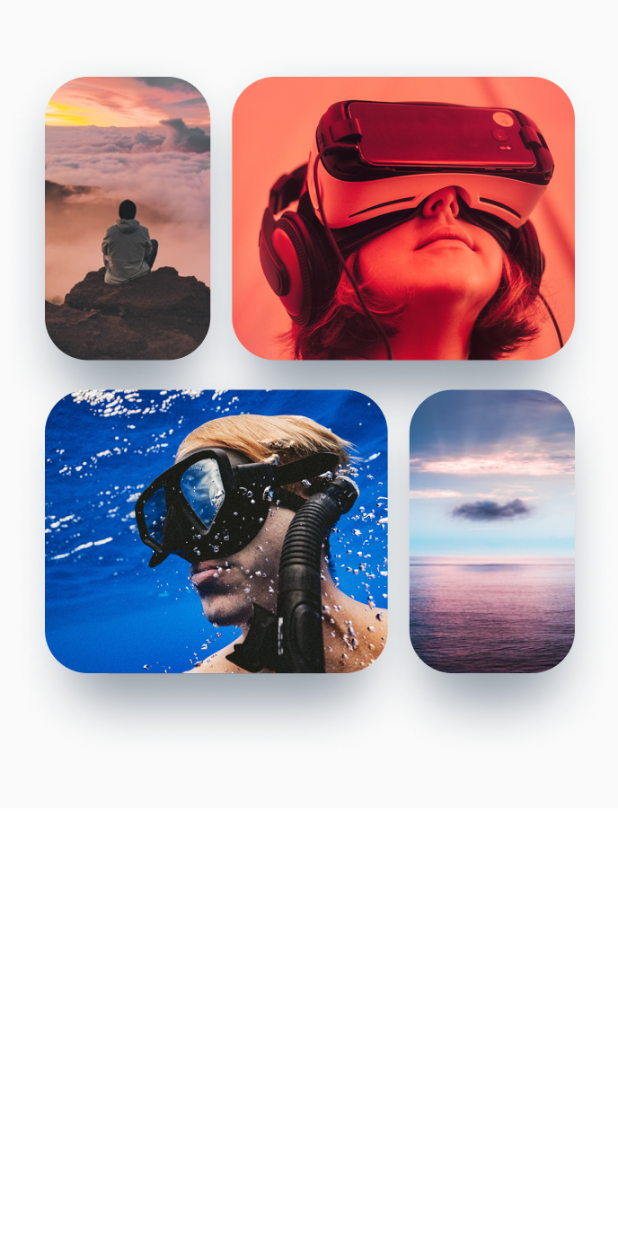
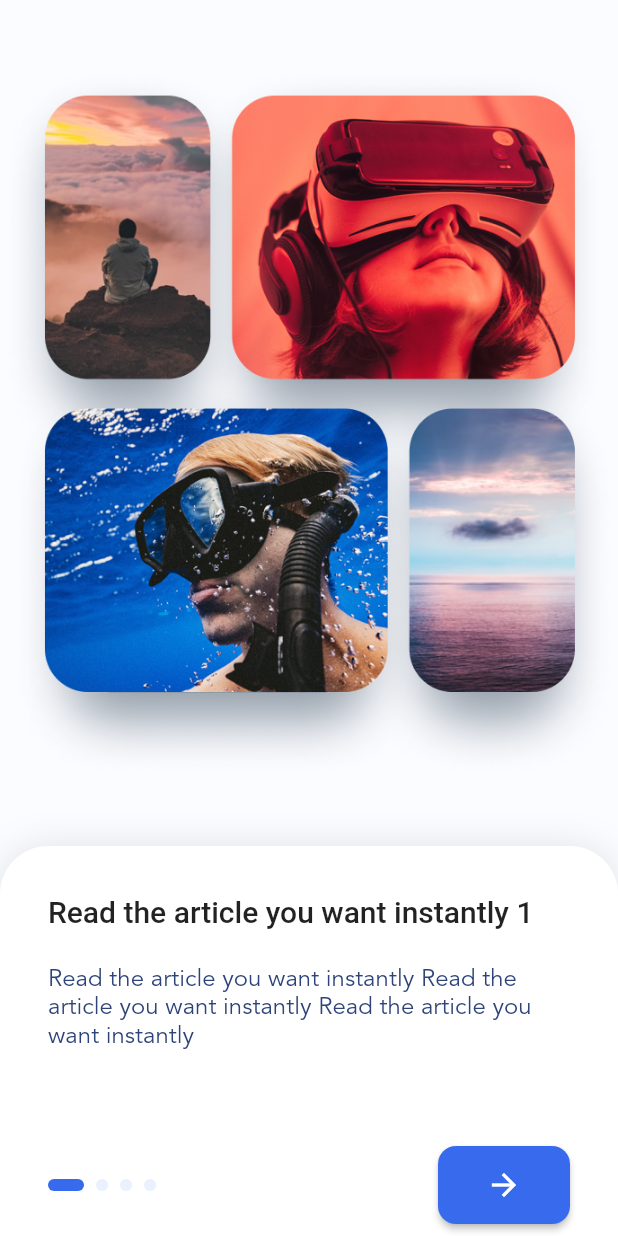
Before and after one commit to webneshin/flutter_learning_blogclub, a Flutter app: the screen it shows after launch, on a phone screen of 412 x 824 dp. Run offline on Flutter 3.47's test engine with Material 2 defaults, Android fonts, the phone set to English and light mode, and no system bars; drawn by our look-alikes of smooth_page_indicator; our stand-ins replace animate_do, carousel_slider, dotted_border, flutter_svg.

Commit message:
finish onboarding.dart

```diff
--- a/lib/data.dart
+++ b/lib/data.dart
@@ -142,4 +142,24 @@ class AppDatabase {
           imageFileName: 'small_post_3.jpg'),
     ];
   }
+
+  static List<OnBoardingItem> get onBoardingItems {
+    return [
+      OnBoardingItem("Read the article you want instantly 1",
+          "Read the article you want instantly Read the article you want instantly Read the article you want instantly"),
+      OnBoardingItem("Read the article you want instantly 2",
+          "Read the article you want instantly Read the article you want instantly Read the article you want instantly"),
+      OnBoardingItem("Read the article you want instantly 3",
+          "Read the article you want instantly Read the article you want instantly Read the article you want instantly"),
+      OnBoardingItem("Read the article you want instantly 4",
+          "Read the article you want instantly Read the article you want instantly Read the article you want instantly")
+    ];
+  }
 }
+
+class OnBoardingItem {
+  final String title;
+  final String description;
+
+  OnBoardingItem(this.title, this.description);
+}
--- a/lib/main.dart
+++ b/lib/main.dart
@@ -1,19 +1,15 @@
 import 'dart:ui';
 
-import 'package:blog_club/data.dart';
 import 'package:blog_club/splash.dart';
-import 'package:carousel_slider/carousel_slider.dart';
-import 'package:dotted_border/dotted_border.dart';
 import 'package:flutter/material.dart';
 import 'package:flutter/services.dart';
 
 void main() {
   SystemChrome.setSystemUIOverlayStyle(const SystemUiOverlayStyle(
-    statusBarColor: Colors.white,
-    statusBarIconBrightness: Brightness.dark,
-    systemNavigationBarColor: Colors.white,
-    systemNavigationBarIconBrightness: Brightness.dark
-  ));
+      statusBarColor: Colors.white,
+      statusBarIconBrightness: Brightness.dark,
+      systemNavigationBarColor: Colors.white,
+      systemNavigationBarIconBrightness: Brightness.dark));
   runApp(const MainApp());
 }
 
@@ -31,7 +27,15 @@ class MainApp extends StatelessWidget {
       title: 'Demo',
       debugShowCheckedModeBanner: false,
       theme: ThemeData(
-        primarySwatch: Colors.blue,
+        colorScheme: const ColorScheme.light(
+          primary: primaryColor,
+          onPrimary: Colors.white,
+          surface: Colors.white,
+          onSurface: primaryTextColor,
+          background: Color(0xffFBFCFF),
+          onBackground: primaryTextColor,
+
+        ),
         textButtonTheme: TextButtonThemeData(
             style: ButtonStyle(
                 textStyle: MaterialStateProperty.all(const TextStyle(
@@ -92,7 +96,8 @@ class _BottomNavigation extends StatelessWidget {
               height: 65,
               decoration: BoxDecoration(color: Colors.white, boxShadow: [
                 BoxShadow(
-                    blurRadius: 20, color: const Color(0xff9B8487).withOpacity(0.3))
+                    blurRadius: 20,
+                    color: const Color(0xff9B8487).withOpacity(0.3))
               ]),
               child: const Row(
                 mainAxisAlignment: MainAxisAlignment.spaceEvenly,
@@ -136,8 +141,7 @@ class _BottomNavigation extends StatelessWidget {
                     border: Border.all(
                         color: Colors.white,
                         width: 4,
-                        strokeAlign: BorderSide.strokeAlignOutside
-                    ),
+                        strokeAlign: BorderSide.strokeAlignOutside),
                     color: const Color(0xff376AED),
                     borderRadius: BorderRadius.circular(55 / 2)),
                 child: const Icon(
@@ -167,11 +171,15 @@ class _BottomNavigationItem extends StatelessWidget {
 
   @override
   Widget build(BuildContext context) {
-    final color = active?Colors.blue:Colors.grey;
+    final color = active ? Colors.blue : Colors.grey;
     return Column(
       mainAxisAlignment: MainAxisAlignment.center,
       children: [
-        Icon(icon,size: 28,color: color,),
+        Icon(
+          icon,
+          size: 28,
+          color: color,
+        ),
         const SizedBox(height: 4),
         Text(
           name,
--- a/lib/onboarding.dart
+++ b/lib/onboarding.dart
@@ -1,30 +1,138 @@
+import 'package:blog_club/data.dart';
+import 'package:blog_club/home.dart';
 import 'package:flutter/cupertino.dart';
 import 'package:flutter/material.dart';
+import 'package:smooth_page_indicator/smooth_page_indicator.dart';
 
 import 'gen/assets.gen.dart';
 
-class OnBoardingScreen extends StatelessWidget{
+class OnBoardingScreen extends StatefulWidget {
   const OnBoardingScreen({super.key});
 
   @override
+  State<OnBoardingScreen> createState() => _OnBoardingScreenState();
+}
+
+class _OnBoardingScreenState extends State<OnBoardingScreen> {
+  final PageController _pageController = PageController();
+  final items = AppDatabase.onBoardingItems;
+  int page = 0;
+
+  @override
+  void initState() {
+    _pageController.addListener(() {
+      if (_pageController.page!.round() != page) {
+        setState(() {
+          page = _pageController.page!.round();
+        });
+      }
+    });
+    super.initState();
+  }
+
+  @override
   Widget build(BuildContext context) {
+    final ThemeData theme = Theme.of(context);
     return Scaffold(
+      backgroundColor: theme.colorScheme.background,
       body: SafeArea(
         child: Column(
           children: [
-            Padding(
-              padding: const EdgeInsets.only(top: 32,bottom: 32),
-              child: Assets.img.background.onboarding.image(),
+            Expanded(
+              child: Padding(
+                padding: const EdgeInsets.only(top: 32, bottom: 32),
+                child: Assets.img.background.onboarding.image(),
+              ),
             ),
-            Expanded(child: Container(
-              decoration: BoxDecoration(
-                color: Colors.white,
-              ),
-            ))
+            Container(
+                height: 260,
+                decoration: BoxDecoration(
+                    color: theme.colorScheme.surface,
+                    boxShadow: [
+                      BoxShadow(
+                          blurRadius: 20, color: Colors.black.withOpacity(0.1))
+                    ],
+                    borderRadius: const BorderRadius.only(
+                        topLeft: Radius.circular(32),
+                        topRight: Radius.circular(32))),
+                child: Column(
+                  children: [
+                    Expanded(
+                        child: PageView.builder(
+                      itemCount: items.length,
+                      controller: _pageController,
+                      itemBuilder: (context, index) {
+                        return Padding(
+                          padding: const EdgeInsets.all(32.0),
+                          child: Column(
+                            crossAxisAlignment: CrossAxisAlignment.start,
+                            children: [
+                              Text(
+                                items[index].title,
+                                style: theme.textTheme.titleLarge,
+                              ),
+                              const SizedBox(
+                                height: 24,
+                              ),
+                              Text(
+                                items[index].description,
+                                style: theme.textTheme.titleMedium,
+                              )
+                            ],
+                          ),
+                        );
+                      },
+                    )),
+                    Container(
+                      height: 60,
+                      padding:
+                          const EdgeInsets.only(left: 32, right: 32, bottom: 8),
+                      child: Row(
+                        mainAxisAlignment: MainAxisAlignment.spaceBetween,
+                        children: [
+                          SmoothPageIndicator(
+                            controller: _pageController,
+                            count: items.length,
+                            effect: ExpandingDotsEffect(
+                              dotHeight: 8,
+                              dotWidth: 8,
+                              activeDotColor: theme.colorScheme.primary,
+                              dotColor:
+                                  theme.colorScheme.primary.withOpacity(0.1),
+                            ),
+                          ),
+                          ElevatedButton(
+                              onPressed: () {
+                                if (page + 1 == items.length) {
+                                  Navigator.of(context)
+                                      .pushReplacement(MaterialPageRoute(
+                                    builder: (context) => const HomeScreen(),
+                                  ));
+                                } else {
+                                  _pageController.animateToPage(page + 1,
+                                      duration:
+                                          const Duration(milliseconds: 500),
+                                      curve: Curves.decelerate);
+                                }
+                              },
+                              style: ButtonStyle(
+                                  minimumSize: MaterialStateProperty.all(
+                                      const Size(88, 60)),
+                                  shape: MaterialStateProperty.all(
+                                      RoundedRectangleBorder(
+                                          borderRadius:
+                                              BorderRadius.circular(12)))),
+                              child: page + 1 == items.length
+                                  ? const Icon(Icons.check)
+                                  : const Icon(Icons.arrow_forward))
+                        ],
+                      ),
+                    )
+                  ],
+                ))
           ],
         ),
       ),
     );
   }
-
 }
--- a/lib/splash.dart
+++ b/lib/splash.dart
@@ -1,5 +1,4 @@
 import 'package:animate_do/animate_do.dart';
-import 'package:blog_club/home.dart';
 import 'package:blog_club/onboarding.dart';
 import 'package:flutter/cupertino.dart';
 import 'package:flutter/material.dart';
--- a/pubspec.yaml
+++ b/pubspec.yaml
@@ -13,6 +13,7 @@ dependencies:
   flutter:
     sdk: flutter
   flutter_svg: ^2.0.7
+  smooth_page_indicator: ^1.1.0
 
 dev_dependencies:
   flutter_test:
```
Also changed, not shown: pubspec.lock.
